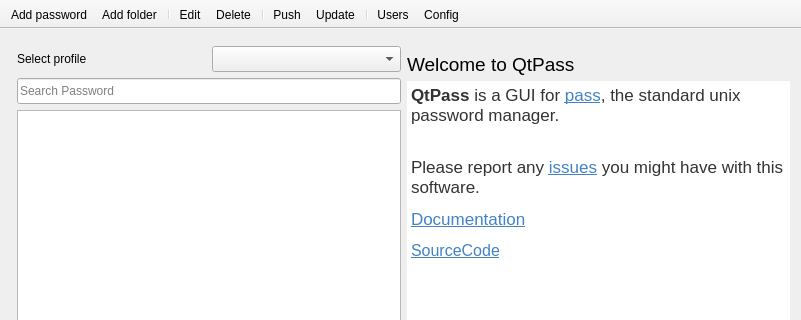
Above: src/mainwindow.ui from IJHack/QtPass before the change; both pictures show x 0 to 801 and y 0 to 320 of the 801 by 484 pixel window. Below: the same form after it.
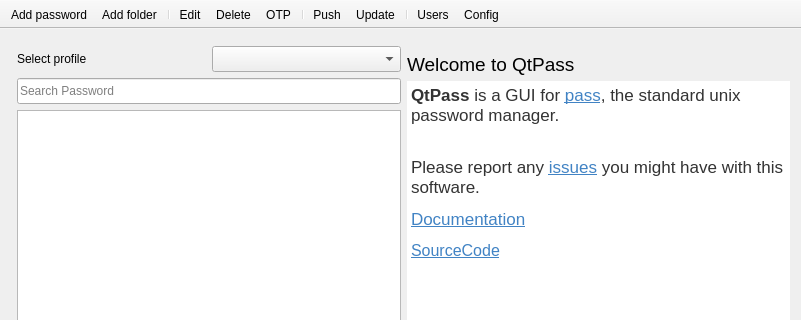
That is the form after the change. Custom widgets are drawn as their Qt base class.

Diff of the .ui file:
```diff
--- a/src/mainwindow.ui
+++ b/src/mainwindow.ui
@@ -319,6 +319,7 @@
    <addaction name="separator"/>
    <addaction name="actionEdit"/>
    <addaction name="actionDelete"/>
+   <addaction name="actionOTP"/>
    <addaction name="separator"/>
    <addaction name="actionPush"/>
    <addaction name="actionUpdate"/>
@@ -361,6 +362,17 @@
     <string>Delete</string>
    </property>
   </action>
+  <action name="actionOTP">
+   <property name="text">
+    <string>OTP</string>
+   </property>
+   <property name="toolTip">
+    <string>Generate OTP</string>
+   </property>
+   <property name="shortcut">
+    <string>Ctrl+G</string>
+   </property>
+  </action>
   <action name="actionPush">
    <property name="text">
     <string>Push</string>
```
